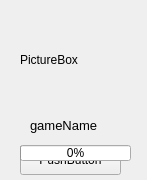
The window that gameitem.ui (jiangzc/FlashBox) describes before a commit, drawn with Qt 5.
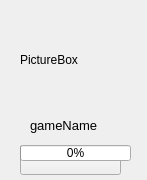
The same window after the commit.

Commit message: fix bug of memory leak, using QIcon(QPixmap) in button

Patch:
```diff
--- a/gameitem.ui
+++ b/gameitem.ui
@@ -83,7 +83,7 @@
     <string notr="true"/>
    </property>
    <property name="text">
-    <string>PushButton</string>
+    <string/>
    </property>
   </widget>
   <widget class="QLabel" name="gameName">
```
The commit also changes 1 other file.
